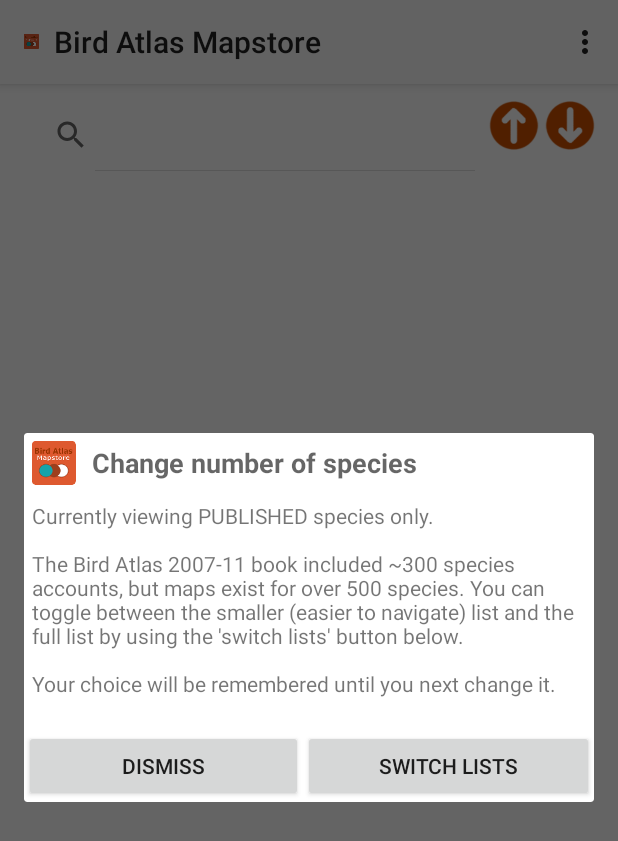
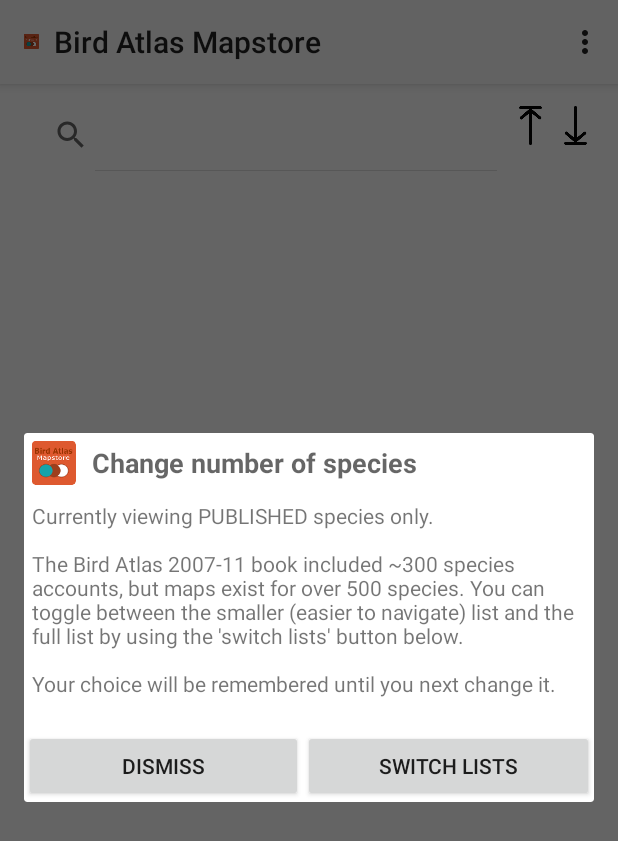
Before and after one commit to iaindownie/AtlasMaps, an Android app: the screen it shows after launch (MainActivity), in the options menu, after a tap on "Switch species lists", on a phone screen of 412 x 824 dp. Shown: the top 841 px of the screen. Run offline under Robolectric (Android 15) with nearby library versions, the phone set to English and light mode, and no system bars; 8 statements that could not run were skipped.

Commit message:
Improvements from meeting with Simon G. Improved arrows for top/bottom navigation. Sorted out Crossbill (renaming and removing duplifate maps).

```diff
--- a/app/src/main/java/org/bto/atlasmaps/cortiz/TouchImageView.java
+++ b/app/src/main/java/org/bto/atlasmaps/cortiz/TouchImageView.java
@@ -25,6 +25,8 @@
 import android.widget.ImageView;
 import android.widget.OverScroller;
 import android.widget.Scroller;
+
+import org.spawny.atlasmaps.R;
 
 /**
  * Created in project iaindownie on 22/10/2015.
--- a/app/src/main/res/layout/activity_main.xml
+++ b/app/src/main/res/layout/activity_main.xml
@@ -21,10 +21,10 @@
 
         <ImageButton
             android:id="@+id/go_top"
-            android:layout_width="35dip"
+            android:layout_width="28dip"
             android:layout_height="35dip"
             android:contentDescription="Go to top"
-            android:src="@drawable/arrow_up"
+            android:src="@drawable/arrow_up2"
             android:background="@null"
             android:adjustViewBounds="true"
             android:scaleType="fitCenter"
@@ -33,10 +33,10 @@
 
         <ImageButton
             android:id="@+id/go_bottom"
-            android:layout_width="35dip"
+            android:layout_width="28dip"
             android:layout_height="35dip"
             android:contentDescription="Go to bottom"
-            android:src="@drawable/arrow_down"
+            android:src="@drawable/arrow_down2"
             android:background="@null"
             android:adjustViewBounds="true"
             android:scaleType="fitCenter"
```
Also changed, not shown: app/src/main/java/org/bto/atlasmaps/MapDetailViewPager.java (+9 -0 lines), app/src/main/res/drawable/arrow_down2.png (added), app/src/main/res/drawable/arrow_up2.png (added), 5 other files.
